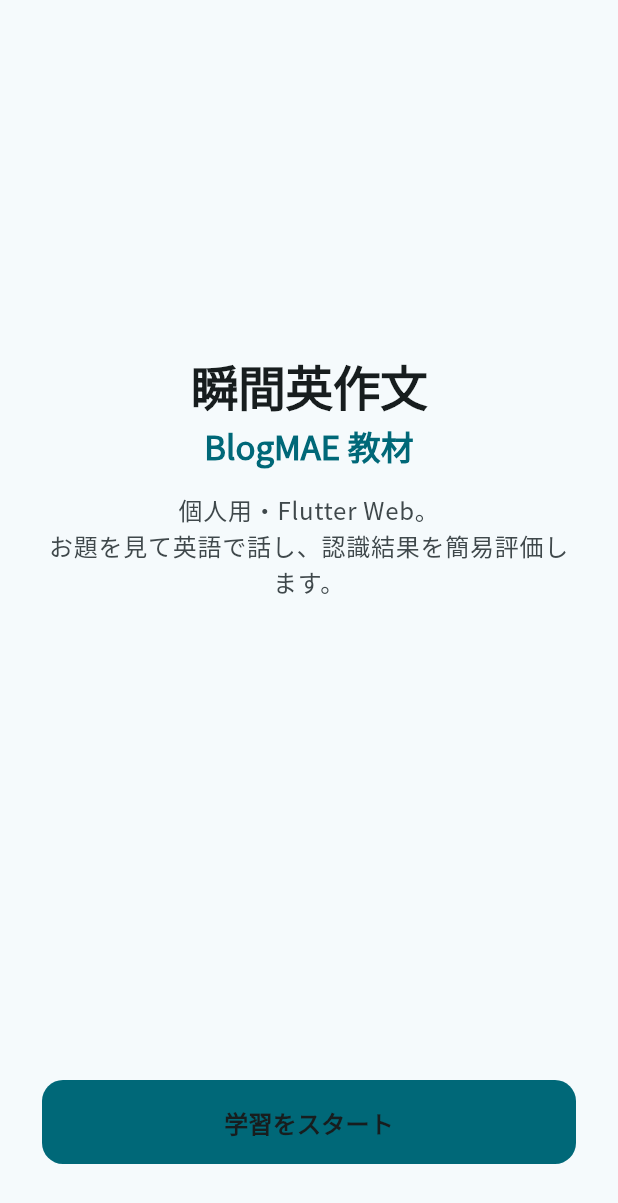
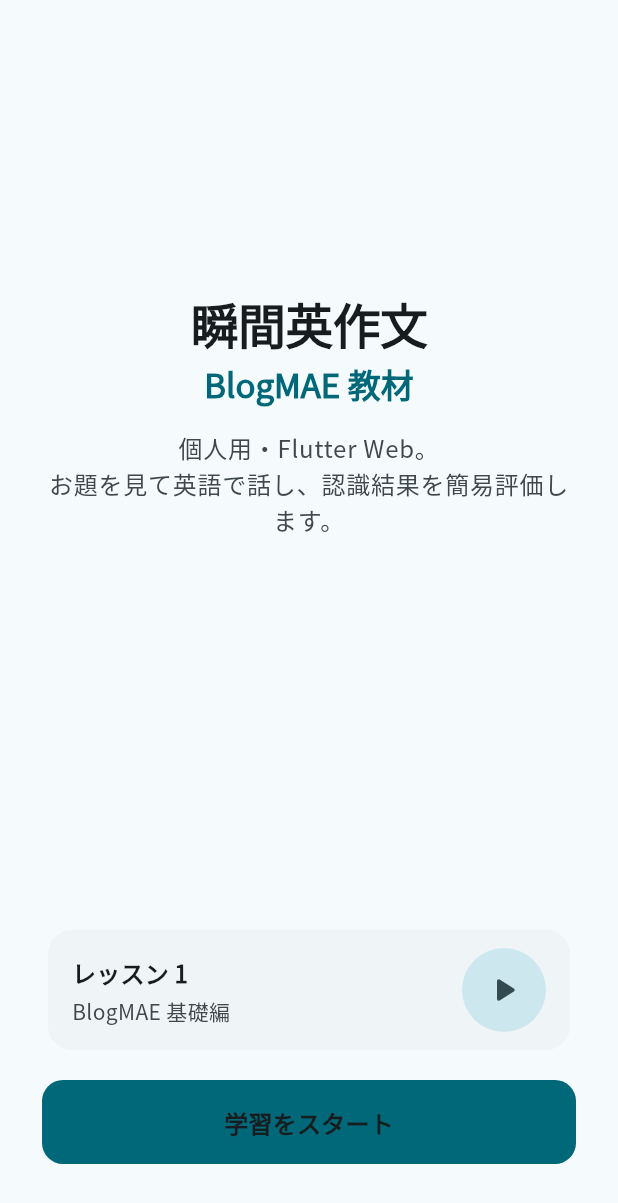
Before and after one commit to masaharutennis/english-training, a Flutter app: the screen it shows after launch, on a phone screen of 412 x 824 dp. Shown: the top 1203 px of the screen. Run offline on Flutter 3.47's test engine with Material 3 defaults, Android fonts, the phone set to English and light mode, and no system bars; our stand-ins replace google_fonts, speech_to_text, supabase_flutter; accounts and stored records are empty.

Commit message:
fix: home lesson 1 play button opens basic course deck directly
Made-with: Cursor

```diff
--- a/app/lib/screens/home_screen.dart
+++ b/app/lib/screens/home_screen.dart
@@ -1,9 +1,11 @@
 import 'package:flutter/material.dart';
 import 'package:supabase_flutter/supabase_flutter.dart';
 
+import '../services/learning_items_loader.dart';
 import '../utils/env_config.dart';
 import 'auth_screen.dart';
 import 'blogmae_course_select_screen.dart';
+import 'blogmae_deck_screen.dart';
 
 /// ランディング。Supabase 利用時はログイン後に学習へ。
 class HomeScreen extends StatelessWidget {
@@ -72,6 +74,17 @@ class _LoggedOutHomeBody extends StatelessWidget {
                 ),
               ),
               const Spacer(flex: 3),
+              _Lesson1QuickPlayCard(
+                onPlay: () {
+                  Navigator.of(context).push<void>(
+                    MaterialPageRoute<void>(
+                      builder: (_) => const AuthScreen(),
+                    ),
+                  );
+                },
+                footnote: '▶ タップでログイン（のちすぐ開始できます）',
+              ),
+              const SizedBox(height: 16),
               FilledButton(
                 onPressed: () {
                   Navigator.of(context).push<void>(
@@ -155,6 +168,19 @@ class _LoggedInHomeBody extends StatelessWidget {
                 ),
               ),
               const Spacer(flex: 3),
+              _Lesson1QuickPlayCard(
+                onPlay: () {
+                  Navigator.of(context).push<void>(
+                    MaterialPageRoute<void>(
+                      builder: (_) => BlogmaeDeckFlowScreen(
+                        courseKey: LearningItemsLoader.courseBasic,
+                        courseTitle: 'BlogMAE 基礎編',
+                      ),
+                    ),
+                  );
+                },
+              ),
+              const SizedBox(height: 16),
               FilledButton(
                 onPressed: () {
                   Navigator.of(context).push(
@@ -235,6 +261,19 @@ class _GuestHomeBody extends StatelessWidget {
                 ),
               ),
               const Spacer(flex: 3),
+              _Lesson1QuickPlayCard(
+                onPlay: () {
+                  Navigator.of(context).push<void>(
+                    MaterialPageRoute<void>(
+                      builder: (_) => BlogmaeDeckFlowScreen(
+                        courseKey: LearningItemsLoader.courseBasic,
+                        courseTitle: 'BlogMAE 基礎編',
+                      ),
+                    ),
+                  );
+                },
+              ),
+              const SizedBox(height: 16),
               FilledButton(
                 onPressed: () {
                   Navigator.of(context).push(
@@ -262,3 +301,74 @@ class _GuestHomeBody extends StatelessWidget {
     );
   }
 }
+
+/// ホームの「レッスン 1」: 三角ボタンで基礎編デッキへ直行（教材一覧を挟まない）。
+class _Lesson1QuickPlayCard extends StatelessWidget {
+  const _Lesson1QuickPlayCard({
+    required this.onPlay,
+    this.footnote,
+  });
+
+  final VoidCallback onPlay;
+  final String? footnote;
+
+  @override
+  Widget build(BuildContext context) {
+    final colorScheme = Theme.of(context).colorScheme;
+    final textTheme = Theme.of(context).textTheme;
+
+    return Card(
+      child: Padding(
+        padding: const EdgeInsets.symmetric(horizontal: 16, vertical: 12),
+        child: Row(
+          crossAxisAlignment: CrossAxisAlignment.center,
+          children: [
+            Expanded(
+              child: Column(
+                crossAxisAlignment: CrossAxisAlignment.start,
+                children: [
+                  Text(
+                    'レッスン 1',
+                    style: textTheme.titleMedium?.copyWith(
+                      fontWeight: FontWeight.w700,
+                    ),
+                  ),
+                  const SizedBox(height: 4),
+                  Text(
+                    'BlogMAE 基礎編',
+                    style: textTheme.bodyMedium?.copyWith(
+                      color: colorScheme.onSurfaceVariant,
+                    ),
+                  ),
+                  if (footnote != null) ...[
+                    const SizedBox(height: 6),
+                    Text(
+                      footnote!,
+                      style: textTheme.bodySmall?.copyWith(
+                        color: colorScheme.outline,
+                      ),
+                    ),
+                  ],
+                ],
+              ),
+            ),
+            const SizedBox(width: 8),
+            Tooltip(
+              message: 'このレッスンを今すぐ開始',
+              child: FilledButton.tonal(
+                onPressed: onPlay,
+                style: FilledButton.styleFrom(
+                  shape: const CircleBorder(),
+                  padding: const EdgeInsets.all(14),
+                  minimumSize: const Size(52, 52),
+                  tapTargetSize: MaterialTapTargetSize.shrinkWrap,
+                ),
+                child: const Icon(Icons.play_arrow_rounded, size: 28),
+              ),
+            ),
+          ],
+        ),
+      ),
+    );
+  }
+}
```
